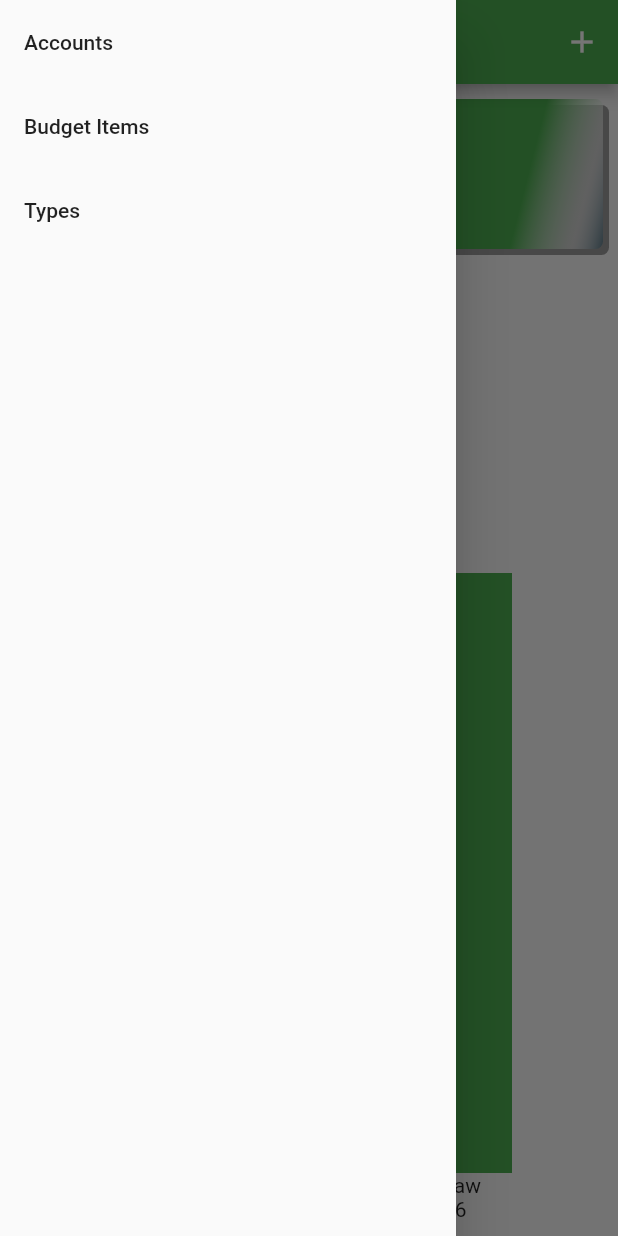
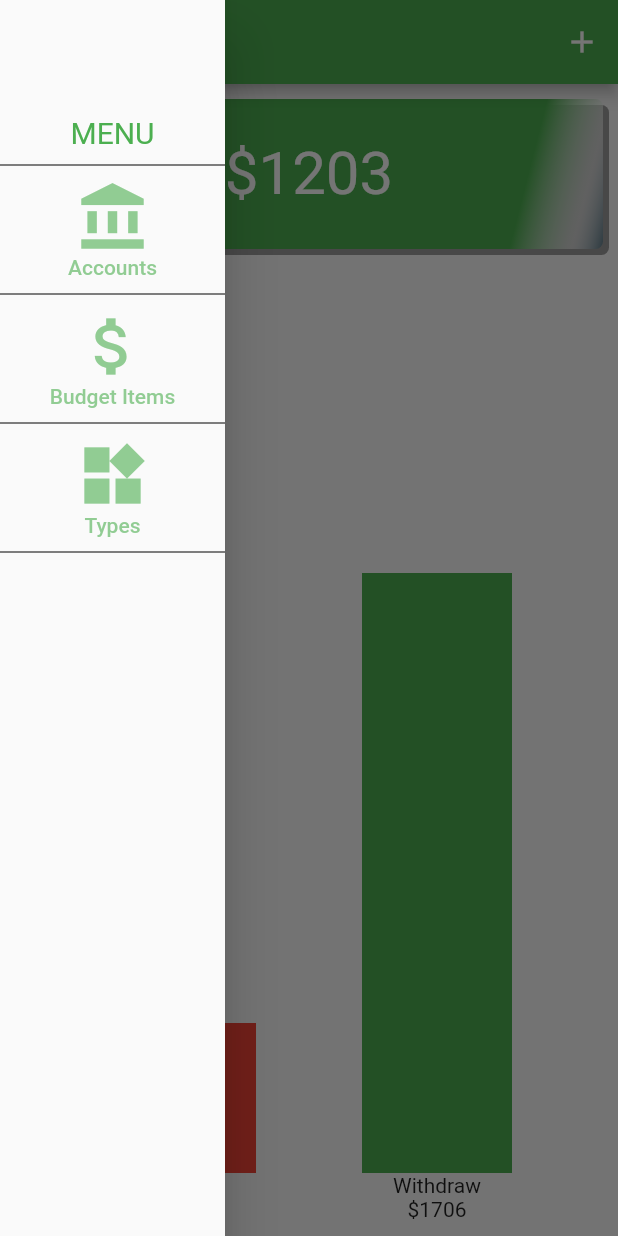
Before and after one commit to codehub-kirans/spend-tracker, a Flutter app: the screen it shows after launch, with the side drawer open, on a phone screen of 412 x 824 dp. Run offline on Flutter 3.47's test engine with Material 2 defaults, Android fonts, the phone set to English and light mode, and no system bars.

Commit message:
Menu Styling

```diff
--- a/lib/pages/home/widgets/menu.dart
+++ b/lib/pages/home/widgets/menu.dart
@@ -5,22 +5,105 @@ class Menu extends StatelessWidget {
 
   @override
   Widget build(BuildContext context) {
-    return Drawer(
-      child: Column(
-        children: [
-          ListTile(
-            title: const Text('Accounts'),
-            onTap: () => Navigator.of(context).pushNamed('/accounts'),
+    var color = Theme.of(context).primaryColor;
+    return SizedBox(
+      width: 150,
+      child: Drawer(
+        child: Column(
+          children: [
+            Container(
+              height: 100,
+              alignment: Alignment.bottomCenter,
+              child: Text(
+                'MENU',
+                style: TextStyle(
+                  fontSize: 20,
+                  color: color,
+                ),
+              ),
+            ),
+            Divider(
+              height: 20,
+              color: Colors.black,
+            ),
+            _MenuItem(
+              title: 'Accounts',
+              color: color,
+              icon: Icons.account_balance,
+              onTap: () => onNavigate(context, '/accounts'),
+            ),
+            Divider(
+              height: 20,
+              color: Colors.black,
+            ),
+            _MenuItem(
+              title: 'Budget Items',
+              color: color,
+              icon: Icons.attach_money,
+              onTap: () => onNavigate(context, '/items'),
+            ),
+            Divider(
+              height: 20,
+              color: Colors.black,
+            ),
+            _MenuItem(
+              title: 'Types',
+              color: color,
+              icon: Icons.widgets,
+              onTap: () => onNavigate(context, '/types'),
+            ),
+            Divider(
+              height: 20,
+              color: Colors.black,
+            ),
+          ],
+        ),
+      ),
+    );
+  }
+
+  void onNavigate(BuildContext context, String uri) {
+    Navigator.of(context).pop();
+    Navigator.of(context).pushNamed(uri);
+  }
+}
+
+class _MenuItem extends StatelessWidget {
+  const _MenuItem({
+    Key key,
+    @required this.color,
+    @required this.title,
+    @required this.icon,
+    @required this.onTap,
+  }) : super(key: key);
+
+  final Color color;
+  final String title;
+  final IconData icon;
+  final Function onTap;
+
+  @override
+  Widget build(BuildContext context) {
+    return InkWell(
+      onTap: onTap,
+      child: Opacity(
+        opacity: 0.6,
+        child: Container(
+          child: Column(
+            children: [
+              Icon(
+                icon,
+                color: color,
+                size: 50.0,
+              ),
+              Text(
+                title,
+                style: TextStyle(
+                    color: color, fontSize: 14, fontWeight: FontWeight.w500),
+              )
+            ],
           ),
-          ListTile(
-            title: const Text('Budget Items'),
-            onTap: () => Navigator.of(context).pushNamed('/items'),
-          ),
-          ListTile(
-            title: const Text('Types'),
-            onTap: () => Navigator.of(context).pushNamed('/types'),
-          )
-        ],
+        ),
       ),
     );
   }
```
